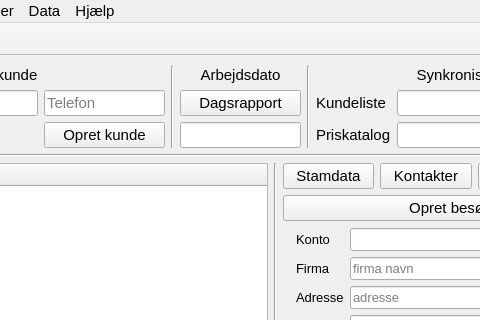
Above: buildtools/ui/main_window.ui from fhdk/eordre2 before the change; both pictures show x 125 to 605 and y 0 to 320 of the 800 by 770 pixel window. Below: the same form after it.
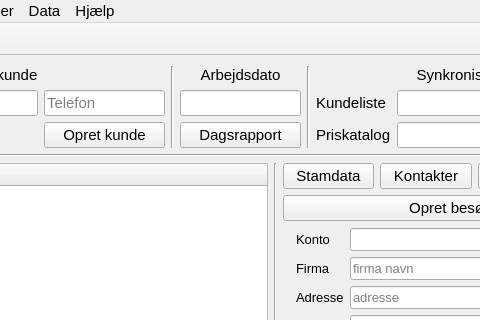
That is the form after the change.

Patch:
```diff
--- a/buildtools/ui/main_window.ui
+++ b/buildtools/ui/main_window.ui
@@ -128,7 +128,7 @@
            </property>
           </widget>
          </item>
-         <item row="1" column="0">
+         <item row="3" column="0">
           <widget class="QPushButton" name="buttonReport">
            <property name="text">
             <string>Dagsrapport</string>
```
Left out of the diff: 1 changed line with no effect on the pictures.
